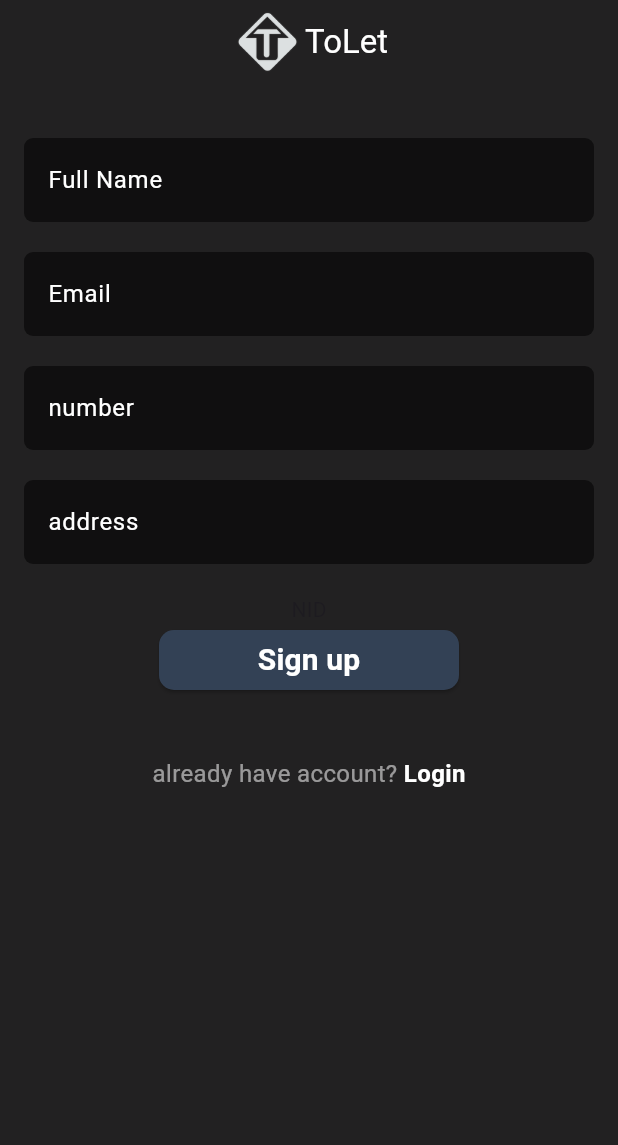
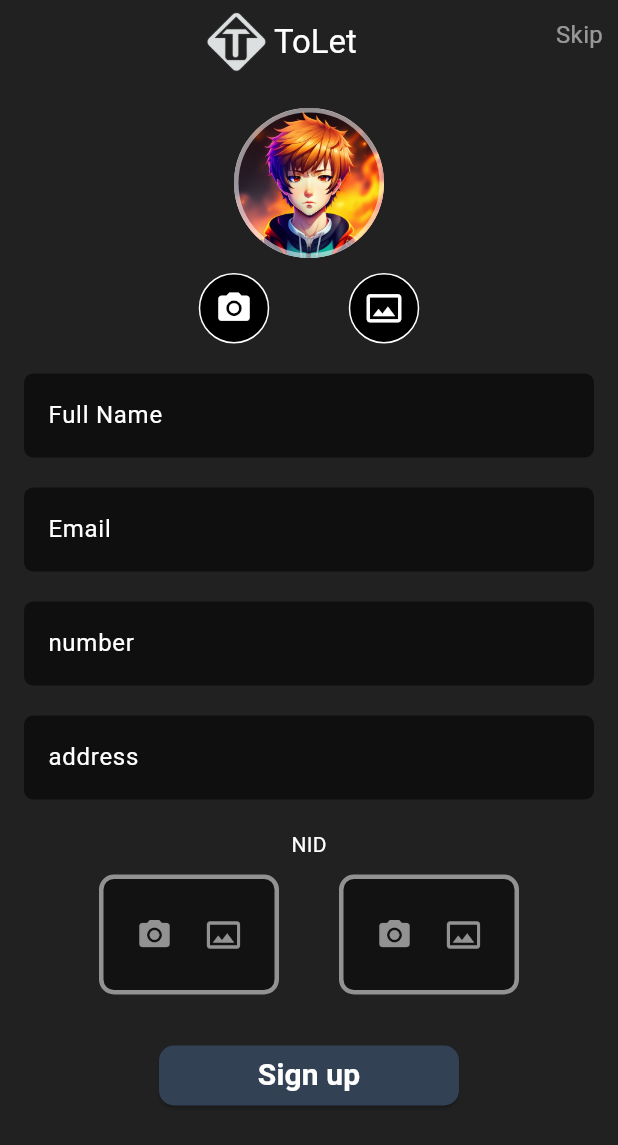
Before and after one commit to faisaldevs/ToLet, a Flutter app: the SignupPage screen opened directly, on a phone screen of 412 x 824 dp. Shown: the top 1145 px of the screen. Run offline on Flutter 3.47's test engine with Material 3 defaults, Android fonts, the phone set to English and light mode, and no system bars; our stand-ins replace curved_navigation_bar, flutter_screenutil, get.

Commit message:
ToLet 287

```diff
--- a/lib/main.dart
+++ b/lib/main.dart
@@ -1,11 +1,8 @@
 import 'package:flutter/material.dart';
 import 'package:flutter_screenutil/flutter_screenutil.dart';
 import 'package:get/get.dart';
-import 'package:tolet_app/pages/details_page.dart';
 import 'package:tolet_app/pages/home_page.dart';
-import 'package:tolet_app/pages/login_page.dart';
 import 'package:tolet_app/pages/signup_page.dart';
-import 'package:tolet_app/widgets/image_slider.dart';
 
 void main() {
   runApp(const MyApp());
@@ -23,8 +20,8 @@ class MyApp extends StatelessWidget {
         debugShowCheckedModeBanner: false,
         title: 'ToLet',
         // darkTheme: ThemeData.dark(),
-        home: SignupPage(),
-        // home: HomePage(),
+        // home: SignupPage(),
+        home: HomePage(),
       ),
     );
   }
--- a/lib/pages/home_page.dart
+++ b/lib/pages/home_page.dart
@@ -3,7 +3,6 @@ import 'package:flutter/material.dart';
 import 'package:tolet_app/pages/home_body_page.dart';
 import 'package:tolet_app/pages/login_page.dart';
 import 'package:tolet_app/pages/profile_page.dart';
-import 'package:tolet_app/pages/search_page.dart';
 
 class HomePage extends StatefulWidget {
   const HomePage({super.key});
--- a/lib/pages/login_page.dart
+++ b/lib/pages/login_page.dart
@@ -1,6 +1,7 @@
 import 'package:flutter/material.dart';
 import 'package:flutter_screenutil/flutter_screenutil.dart';
 import 'package:get/get.dart';
+import 'package:tolet_app/pages/signup_page.dart';
 import 'package:tolet_app/widgets/auth_button.dart';
 import 'package:tolet_app/widgets/auth_textfield.dart';
 
@@ -110,7 +111,7 @@ class _LoginPageState extends State<LoginPage> {
                         style: TextStyle(color: Colors.white54, fontSize: 16),
                       ),
                       GestureDetector(
-                        onTap: () {},
+                        onTap: () => Get.offAll(SignupPage()),
                         child: Text(
                           "sign up ",
                           style: TextStyle(
--- a/lib/pages/signup_page.dart
+++ b/lib/pages/signup_page.dart
@@ -1,6 +1,8 @@
 import 'package:flutter/material.dart';
 import 'package:flutter_screenutil/flutter_screenutil.dart';
 import 'package:get/get.dart';
+import 'package:tolet_app/pages/home_page.dart';
+import 'package:tolet_app/pages/login_page.dart';
 import 'package:tolet_app/widgets/auth_button.dart';
 import 'package:tolet_app/widgets/auth_textfield.dart';
 
@@ -44,7 +46,6 @@ class _SignupPageState extends State<SignupPage> {
   //     ),
   //   );
 
-
   bool isObscure = true;
 
   @override
@@ -61,9 +62,25 @@ class _SignupPageState extends State<SignupPage> {
               height: 50,
               width: 50,
             ),
-            Text("ToLet",style: TextStyle(color: Colors.white),)
+            const Text(
+              "ToLet",
+              style: TextStyle(color: Colors.white),
+            )
           ],
         ),
+        actions: [
+          GestureDetector(
+           onTap: () => Get.offAll(HomePage()),
+            child: Container(
+              // decoration: BoxDecoration(border: Border.all(width: 1,color: Colors.white)),
+              child: Text(
+                "Skip",
+                style: TextStyle(color: Colors.white54, fontSize: 16),
+              ),
+              padding: EdgeInsets.only(right: 10, bottom: 10),
+            ),
+          ),
+        ],
       ),
       body: SafeArea(
           child: GestureDetector(
@@ -81,6 +98,57 @@ class _SignupPageState extends State<SignupPage> {
             child: SingleChildScrollView(
               child: Column(
                 children: <Widget>[
+                  Container(
+                    width: 200,
+                    child: Column(
+                      children: [
+                        Container(
+                          decoration: BoxDecoration(
+                              image: const DecorationImage(
+                                  image: AssetImage("assets/profile.png")),
+                              border:
+                                  Border.all(width: 3, color: Colors.white54),
+                              color: Colors.white,
+                              shape: BoxShape.circle),
+                          height: 100,
+                          width: 100,
+                        ),
+                        const SizedBox(
+                          height: 10,
+                        ),
+                        Row(
+                          mainAxisAlignment: MainAxisAlignment.spaceAround,
+                          children: [
+                            Container(
+                                padding: EdgeInsets.all(10),
+                                decoration: BoxDecoration(
+                                    color: Colors.black,
+                                    shape: BoxShape.circle,
+                                    border: Border.all(
+                                        color: Colors.white, width: 1)),
+                                child: Icon(
+                                  Icons.camera_alt,
+                                  size: 25,
+                                  color: Colors.white,
+                                )),
+                            Container(
+                              padding: EdgeInsets.all(10),
+                              decoration: BoxDecoration(
+                                  color: Colors.black,
+                                  shape: BoxShape.circle,
+                                  border: Border.all(
+                                      color: Colors.white, width: 1)),
+                              child: Icon(
+                                Icons.photo_size_select_actual_outlined,
+                                size: 25,
+                                color: Colors.white,
+                              ),
+                            ),
+                          ],
+                        )
+                      ],
+                    ),
+                  ),
                   const SizedBox(
                     height: 20,
                   ),
@@ -116,17 +184,74 @@ class _SignupPageState extends State<SignupPage> {
                   const SizedBox(
                     height: 20,
                   ),
-
                   Container(
-                        child: Column(
+                    child: const Column(
                       children: [
-                            Text("NID"),
+                        Text(
+                          "NID",
+                          style: TextStyle(color: Colors.white),
+                        ),
                       ],
                     ),
                   ),
-
-
-
+                  Container(
+                    padding: EdgeInsets.all(10),
+                    child: Row(
+                      mainAxisAlignment: MainAxisAlignment.spaceEvenly,
+                      children: [
+                        Container(
+                          height: 80,
+                          width: 120,
+                          decoration: BoxDecoration(
+                            border: Border.all(color: Colors.white54, width: 3),
+                            borderRadius: BorderRadius.all(Radius.circular(10)),
+                            shape: BoxShape.rectangle,
+                            color: Colors.black45,
+                          ),
+                          child: Row(
+                            mainAxisAlignment: MainAxisAlignment.spaceEvenly,
+                            children: [
+                              Icon(
+                                Icons.camera_alt,
+                                color: Colors.white54,
+                              ),
+                              Icon(
+                                Icons.photo_size_select_actual_outlined,
+                                color: Colors.white54,
+                              ),
+                            ],
+                          ),
+                        ),
+                        // const SizedBox(width: 20,),
+                        Container(
+                          height: 80,
+                          width: 120,
+                          decoration: BoxDecoration(
+                            border: Border.all(color: Colors.white54, width: 3),
+                            borderRadius: BorderRadius.all(Radius.circular(10)),
+                            shape: BoxShape.rectangle,
+                            color: Colors.black45,
+                          ),
+                          child: Row(
+                            mainAxisAlignment: MainAxisAlignment.spaceEvenly,
+                            children: [
+                              Icon(
+                                Icons.camera_alt,
+                                color: Colors.white54,
+                              ),
+                              Icon(
+                                Icons.photo_size_select_actual_outlined,
+                                color: Colors.white54,
+                              ),
+                            ],
+                          ),
+                        ),
+                      ],
+                    ),
+                  ),
+                  const SizedBox(
+                    height: 20,
+                  ),
                   AuthButton(
                     btnText: 'Sign up',
                     onclick: () {
@@ -136,26 +261,25 @@ class _SignupPageState extends State<SignupPage> {
                   const SizedBox(
                     height: 40,
                   ),
-                      Row(
-                        mainAxisAlignment: MainAxisAlignment.center,
-                        children: [
-                          Text(
-                            "already have account? ",
-                            style: TextStyle(color: Colors.white54,
-                                fontSize: 16),
-                          ),
-                          GestureDetector(
-                            onTap: () {},
-                            child: Text(
-                              "Login",
-                              style: TextStyle(
-                                  color: Colors.white,
-                                  fontWeight: FontWeight.bold,
-                                  fontSize: 16),
-                            ),
-                          ),
-                        ],
-                      )
+                  // Row(
+                  //   mainAxisAlignment: MainAxisAlignment.center,
+                  //   children: [
+                  //     Text(
+                  //       "already have account? ",
+                  //       style: TextStyle(color: Colors.white54, fontSize: 16),
+                  //     ),
+                  //     GestureDetector(
+                  //       onTap: () => Get.offAll(LoginPage()),
+                  //       child: Text(
+                  //         "Login",
+                  //         style: TextStyle(
+                  //             color: Colors.white,
+                  //             fontWeight: FontWeight.bold,
+                  //             fontSize: 16),
+                  //       ),
+                  //     ),
+                  //   ],
+                  // )
                 ],
               ),
             ),
```
Also changed, not shown: assets/profile.png (added). Lines whose indentation alone changed are shown as unchanged.
